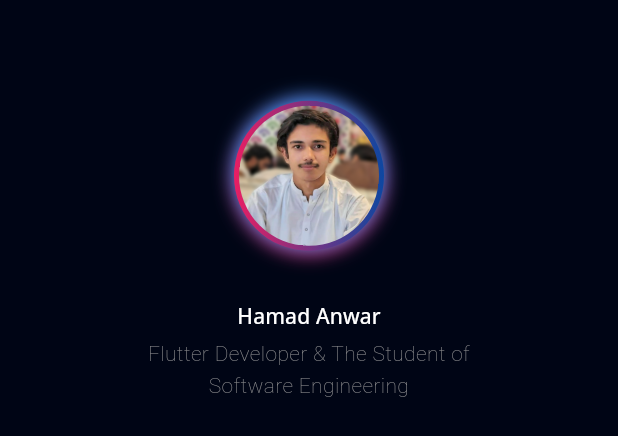
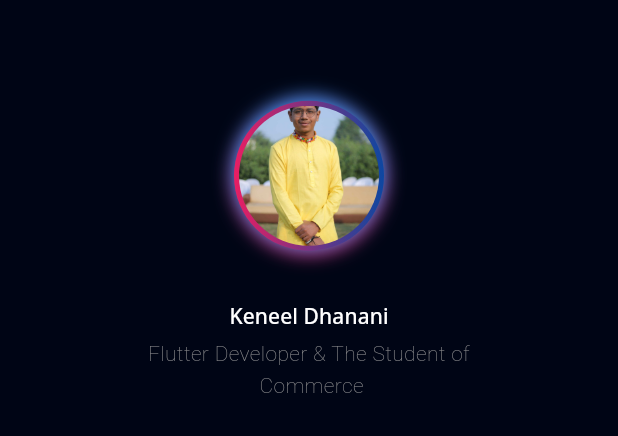
Before and after one commit to vocsykenil/web_portfolio, a Flutter app: the About widget shown alone on an empty page, opened directly, on a phone screen of 412 x 824 dp. Shown: the top 436 px of the screen. Run offline on Flutter 3.47's test engine with Material 3 defaults, Android fonts, the phone set to English and light mode, and no system bars; our stand-ins replace flutter_svg, font_awesome_flutter, get, google_fonts, photo_view.

Commit message:
latest code

```diff
--- a/lib/model/certificate_model.dart
+++ b/lib/model/certificate_model.dart
@@ -100,5 +100,4 @@ List<CertificateModel> certificateList = [
 
 
 
-
 ];
--- a/lib/view/intro/components/download_button.dart
+++ b/lib/view/intro/components/download_button.dart
@@ -10,7 +10,7 @@ class DownloadButton extends StatelessWidget {
   Widget build(BuildContext context) {
     return InkWell(
       onTap: () {
-        launchUrl(Uri.parse('https://drive.google.com/file/d/1HSIe7rdk8VtrAL4DQuybfMHQgDrQ6xNs/view?usp=sharing'));
+        launchUrl(Uri.parse('https://drive.google.com/file/d/1HMnDBtQVBkvaCazmfAl8qYP0BMjMn2HK/view?usp=drivesdk'));
       },
       child: Container(
         alignment: Alignment.center,
--- a/lib/view/intro/components/headline_text.dart
+++ b/lib/view/intro/components/headline_text.dart
@@ -11,7 +11,7 @@ class MyPortfolioText extends StatelessWidget {
         tween: Tween(begin: start, end: end),
         duration: const Duration(milliseconds: 200),
         builder: (context, value, child) {
-          return Text('My Personal Portfolio',
+          return Text('Keneel Dhanani',
               style: Theme.of(context).textTheme.headlineLarge!.copyWith(
                   color: Colors.white,
                   fontWeight: FontWeight.w900,
--- a/lib/view/intro/components/social_media_coloumn.dart
+++ b/lib/view/intro/components/social_media_coloumn.dart
@@ -9,8 +9,8 @@ class SocialMediaIconColumn extends StatelessWidget {
   Widget build(BuildContext context) {
     return Column(
       children: [
-        SocialMediaIcon(icon: 'assets/icons/linkedin.svg',onTap: ()=>launchUrl(Uri.parse('https://www.linkedin.com/in/hamad-anwar/'))),
-        SocialMediaIcon(icon: 'assets/icons/github.svg',onTap: () => launchUrl(Uri.parse('https://github.com/Hamad-Anwar')),),
+        SocialMediaIcon(icon: 'assets/icons/linkedin.svg',onTap: ()=>launchUrl(Uri.parse('https://www.linkedin.com/in/kenil-dhanani-64b70025a?utm_source=share&utm_campaign=share_via&utm_content=profile&utm_medium=android_app'))),
+        SocialMediaIcon(icon: 'assets/icons/github.svg',onTap: () => launchUrl(Uri.parse('https://github.com/vocsykenil')),),
         const SocialMediaIcon(icon: 'assets/icons/dribble.svg',),
         const SocialMediaIcon(icon: 'assets/icons/twitter.svg'),
         const SocialMediaIcon(icon: 'assets/icons/linkedin.svg'),
--- a/lib/view/main/components/connect_button.dart
+++ b/lib/view/main/components/connect_button.dart
@@ -12,7 +12,7 @@ class ConnectButton extends StatelessWidget {
       padding:  const EdgeInsets.symmetric(vertical: defaultPadding),
       child: InkWell(
         onTap: () {
-          launchUrl(Uri.parse('https://wa.me/03054200605'));
+          launchUrl(Uri.parse('https://wa.me/919875066860'));
         },
         borderRadius: BorderRadius.circular(defaultPadding +10),
         child: Container(
--- a/lib/view/main/components/drawer/about.dart
+++ b/lib/view/main/components/drawer/about.dart
@@ -14,9 +14,9 @@ class About extends StatelessWidget {
             const Spacer(flex: 2,),
             const DrawerImage(),
             const Spacer(),
-            Text('Hamad Anwar',style: Theme.of(context).textTheme.titleSmall,),
+            Text('Keneel Dhanani',style: Theme.of(context).textTheme.titleSmall,),
             const SizedBox(height: defaultPadding/4,),
-            const Text('Flutter Developer & The Student of\nSoftware Engineering',
+            const Text('Flutter Developer & The Student of\n Commerce',
               textAlign: TextAlign.center,
               style: TextStyle(
                   fontWeight: FontWeight.w200,
--- a/lib/view/main/components/drawer/contact_icons.dart
+++ b/lib/view/main/components/drawer/contact_icons.dart
@@ -14,8 +14,8 @@ class ContactIcon extends StatelessWidget {
       child: Row(
         children: [
           const Spacer(),
-          IconButton(onPressed: () {launchUrl(Uri.parse('https://linkedin.com/in/hamad-anwar'));}, icon: SvgPicture.asset('assets/icons/linkedin.svg')),
-          IconButton(onPressed: () {launchUrl(Uri.parse('https://github.com/hamad-anwar'));}, icon: SvgPicture.asset('assets/icons/github.svg')),
+          IconButton(onPressed: () {launchUrl(Uri.parse('https://www.linkedin.com/in/kenil-dhanani-64b70025a?utm_source=share&utm_campaign=share_via&utm_content=profile&utm_medium=android_app'));}, icon: SvgPicture.asset('assets/icons/linkedin.svg')),
+          IconButton(onPressed: () {launchUrl(Uri.parse('https://github.com/vocsykenil'));}, icon: SvgPicture.asset('assets/icons/github.svg')),
           const Spacer(),
         ],
       ),
--- a/lib/view/main/components/drawer/drawer_image.dart
+++ b/lib/view/main/components/drawer/drawer_image.dart
@@ -27,8 +27,8 @@ class DrawerImage extends StatelessWidget {
       child: ClipRRect(
           borderRadius: BorderRadius.circular(50),
           child: Transform.rotate(
-              angle: 0.1,
-              child: Image.asset('assets/images/profile.png',fit: BoxFit.cover,))),
+            angle: 0.0,
+              child: Image.asset('assets/images/profile.jpg',fit: BoxFit.cover,))),
     );
   }
 }
--- a/lib/view/main/components/drawer/knowledges.dart
+++ b/lib/view/main/components/drawer/knowledges.dart
@@ -16,7 +16,7 @@ class Knowledges extends StatelessWidget {
           child: Text('Knowledge',style: TextStyle(color: Colors.white),),
         ),
         KnowledgeText(knowledge: 'Flutter, Dart'),
-        KnowledgeText(knowledge: 'Networking, Cyber Security'),
+        KnowledgeText(knowledge: 'C Language, CCC'),
         KnowledgeText(knowledge: 'Git, Github'),
       ],
     );
--- a/lib/view/main/components/drawer/my_skill.dart
+++ b/lib/view/main/components/drawer/my_skill.dart
@@ -47,11 +47,10 @@ class MySKills extends StatelessWidget {
         AnimatedLinearProgressIndicator(percentage: 0.7, title: 'Flutter',image: 'assets/icons/flutter.png',),
         AnimatedLinearProgressIndicator(percentage: 0.9, title: 'Dart',image: 'assets/icons/dart.png'),
         AnimatedLinearProgressIndicator(percentage: 0.6, title: 'Firebase',image: 'assets/icons/firebase.png'),
-        AnimatedLinearProgressIndicator(percentage: 0.85, title: 'Sqlite',image: 'assets/icons/dart.png'),
+        AnimatedLinearProgressIndicator(percentage: 0.60, title: 'Sqlite',image: 'assets/icons/dart.png'),
         AnimatedLinearProgressIndicator(percentage: 0.8, title: 'Responsive Design',image: 'assets/icons/flutter.png'),
         AnimatedLinearProgressIndicator(percentage: 0.9, title: 'Clean Architecture',image: 'assets/icons/flutter.png'),
-        AnimatedLinearProgressIndicator(percentage: 0.5, title: 'Bloc',image: 'assets/icons/bloc.png'),
-        AnimatedLinearProgressIndicator(percentage: 0.93, title: 'Getx',image: 'assets/icons/dart.png'),
+        AnimatedLinearProgressIndicator(percentage: 0.80, title: 'Getx',image: 'assets/icons/dart.png'),
       ],);
   }
 }
--- a/lib/view/main/components/drawer/personal_info.dart
+++ b/lib/view/main/components/drawer/personal_info.dart
@@ -12,10 +12,10 @@ class PersonalInfo extends StatelessWidget {
       crossAxisAlignment: CrossAxisAlignment.start,
       children: [
         SizedBox(height: defaultPadding/2,),
-        AreaInfoText(title: 'Contact', text: '03166657602'),
-        AreaInfoText(title: 'Email', text: 'rh676838@gmail.com'),
-        AreaInfoText(title: 'LinkedIn', text: '@hamad-anwar'),
-        AreaInfoText(title: 'Github', text: '@hamad-anwar'),
+        AreaInfoText(title: 'Contact', text: '+919875066860'),
+        AreaInfoText(title: 'Email', text: 'kenildhanani11@gmail.com'),
+        AreaInfoText(title: 'LinkedIn', text: '@keneel-dhanani'),
+        AreaInfoText(title: 'Github', text: '@vocsykenil'),
         SizedBox(
           height: defaultPadding,
         ),
--- a/lib/view/main/main_view.dart
+++ b/lib/view/main/main_view.dart
@@ -1,4 +1,4 @@
-import 'package:flutter/material.dart';
+ import 'package:flutter/material.dart';
 import 'package:flutter_portfolio/view%20model/controller.dart';
 import 'package:flutter_portfolio/res/constants.dart';
 import 'package:flutter_portfolio/view/main/components/navigation_bar.dart';
```
Also changed, not shown: assets/images/profile.jpg (added), assets/images/profile.png (deleted).
